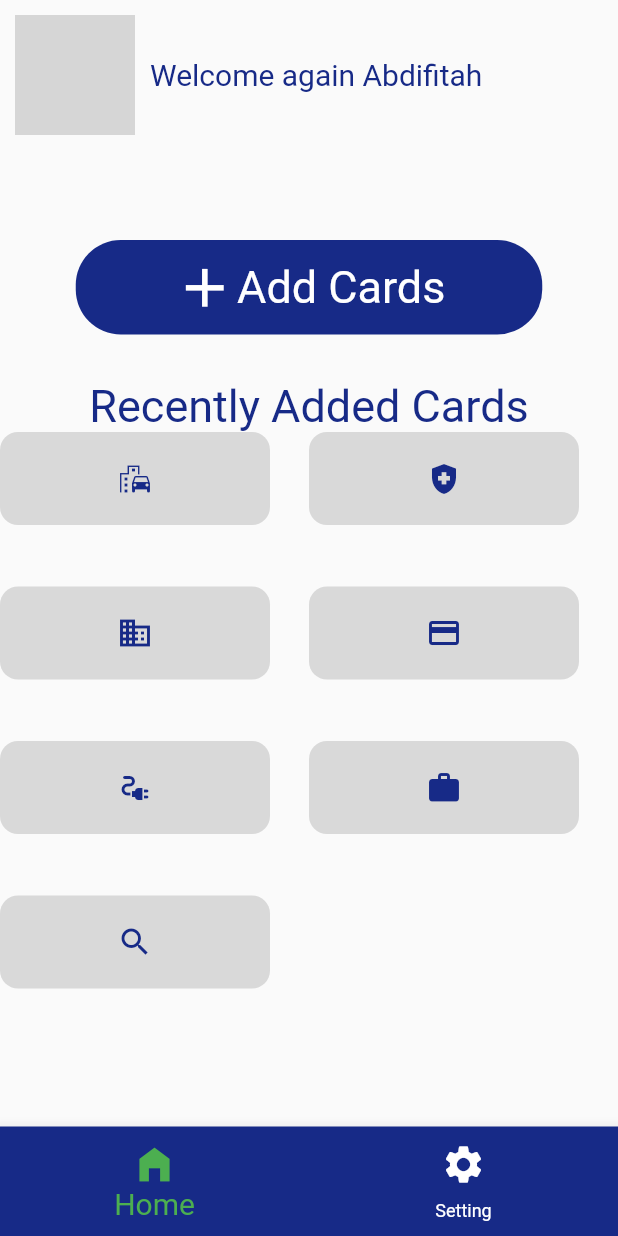
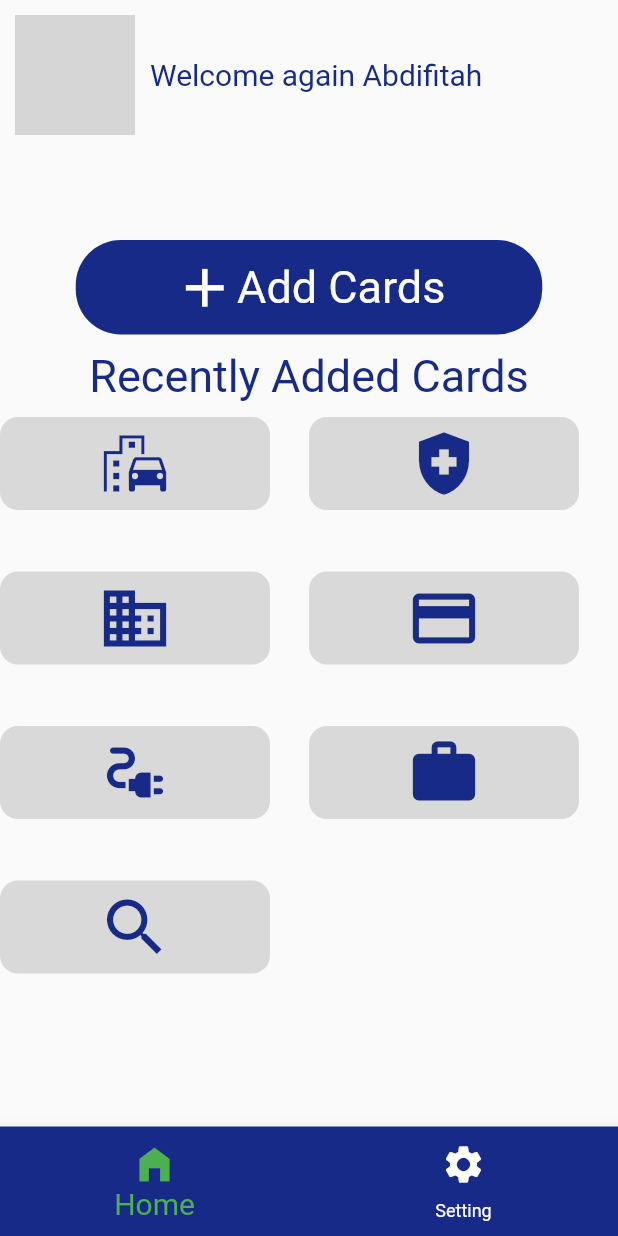
Before and after one commit to abdifitahabdulkadir/Wallet_app, a Flutter app: the screen it shows after launch, on a phone screen of 412 x 824 dp. Run offline on Flutter 3.47's test engine with Material 2 defaults, Android fonts, the phone set to English and light mode, and no system bars; our stand-ins replace image_picker; grey boxes are pictures that could not be loaded.

Commit message:
=== Total Changes after added Functionality for Gallery and camera.
-- there is small changes like

-- creating route to the image_from_web file and other things.

-- but they are not something big.

```diff
--- a/wallet_app/lib/main.dart
+++ b/wallet_app/lib/main.dart
@@ -3,6 +3,7 @@ import 'package:flutter/material.dart';
 // my custom imports
 import './Screens/home_screen.dart';
 import './Screens/import_card.dart';
+import './Screens/image_from_web.dart';
 
 void main() {
   runApp(const MyApp());
@@ -11,16 +12,15 @@ void main() {
 class MyApp extends StatelessWidget {
   const MyApp({super.key});
 
-
-
-  @override
+@override
   Widget build(BuildContext context) {
     return MaterialApp(
 
       initialRoute: "/",
       routes: {
         "/": (context) => Home(),
-        ImportCard.routeName: (context) => ImportCard()
+        ImportCard.routeName: (context) => ImportCard(),
+        ImageFromWeb.routeName: (context) => ImageFromWeb()
       },
       debugShowCheckedModeBanner: false,
       title: 'Flutter Demo',
@@ -28,11 +28,12 @@ class MyApp extends StatelessWidget {
           primaryColor: Color.fromRGBO(23, 42, 135, 1),
           textTheme: TextTheme(
               bodyLarge: TextStyle(
-            color: Colors.white,
+              color: Colors.blue,
             fontFamily: "Roboto",
-            fontSize: 30,
-            fontWeight: FontWeight.normal,
-          ))
+              fontSize: 25,
+              fontWeight: FontWeight.bold,
+            ),
+          )
 
       ),
       // home: Home(),
--- a/wallet_app/lib/my_widgets/display_recent_cards.dart
+++ b/wallet_app/lib/my_widgets/display_recent_cards.dart
@@ -17,6 +17,7 @@ class DisplayRecentCards extends StatelessWidget {
           ),
           child: Icon(
             getIcon.icon,
+            size: 50,
             color: Theme.of(context).primaryColor,
           ),
         )
--- a/wallet_app/lib/my_widgets/personal_profile.dart
+++ b/wallet_app/lib/my_widgets/personal_profile.dart
@@ -77,10 +77,11 @@ class GetMappedCards extends StatelessWidget {
           PersonalProfile(),
           SizedBox(height: 60),
           AddCard(),
-          SizedBox(height: 30),
+          SizedBox(height: 10),
           Text("Recently Added Cards",
               style: TextStyle(
                   color: Color.fromRGBO(23, 42, 135, 1), fontSize: 30)),
+          SizedBox(height: 10),
           Expanded(
             child: GridView.count(
               childAspectRatio: 4 / 2,
--- a/wallet_app/pubspec.yaml
+++ b/wallet_app/pubspec.yaml
@@ -37,6 +37,7 @@ dependencies:
   # The following adds the Cupertino Icons font to your application.
   # Use with the CupertinoIcons class for iOS style icons.
   cupertino_icons: ^1.0.2
+  image_picker: ^0.8.7+4
   # image_picker: ^0.8.4+4
 
 dev_dependencies:
@@ -64,7 +65,7 @@ flutter:
   # To add assets to your application, add an assets section, like this:
   assets:
     - assets\images\sundus.jpg
-    #- images/a_dot_ham.jpeg
+    - assets\images\cat.png
 
   # An image asset can refer to one or more resolution-specific "variants", see
   # https://flutter.dev/assets-and-images/#resolution-aware
@@ -82,7 +83,6 @@ flutter:
       fonts:
         - asset: assets\fonts\Roboto-Regular.ttf
 
-          style: regular
   #   - family: Trajan Pro
   #     fonts:
   #       - asset: fonts/TrajanPro.ttf
```
Also changed, not shown: wallet_app/lib/Screens/image_from_web.dart (added, +18 -0 lines), wallet_app/assets/images/cat.png (added), wallet_app/pubspec.lock.
